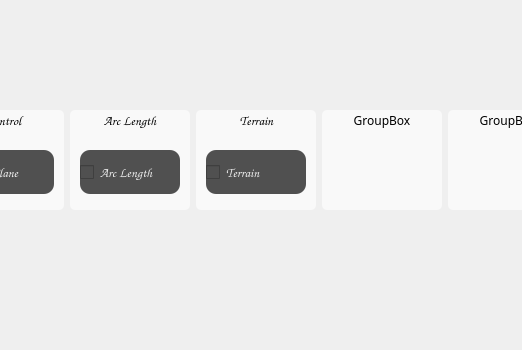
Old version of the form Roller Coaster/AppMain.ui in the repository GoodWeather0322/rollercoaster; both pictures show x 132 to 654 and y 419 to 769 of the 1028 by 769 pixel window.
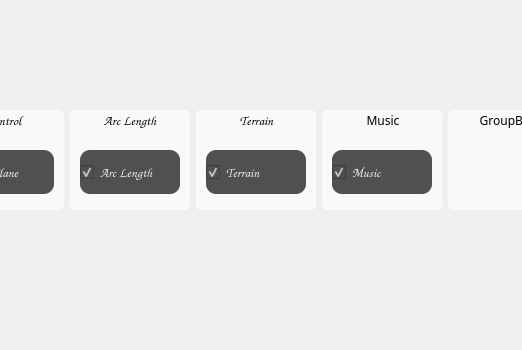
New version of the form. Icons and pictures are not drawn.

Diff of the .ui file:
```diff
--- a/Roller Coaster/AppMain.ui
+++ b/Roller Coaster/AppMain.ui
@@ -1219,6 +1219,9 @@
          <property name="text">
           <string>Arc Length</string>
          </property>
+         <property name="checked">
+          <bool>true</bool>
+         </property>
         </widget>
        </widget>
       </item>
@@ -1299,6 +1302,9 @@
          <property name="text">
           <string>Terrain</string>
          </property>
+         <property name="checked">
+          <bool>true</bool>
+         </property>
         </widget>
         <zorder>Terrain</zorder>
         <zorder>groupArc</zorder>
@@ -1329,11 +1335,57 @@
 border-radius: 5px;</string>
         </property>
         <property name="title">
-         <string>GroupBox</string>
+         <string>Music</string>
         </property>
         <property name="alignment">
          <set>Qt::AlignCenter</set>
         </property>
+        <widget class="QCheckBox" name="Music">
+         <property name="geometry">
+          <rect>
+           <x>10</x>
+           <y>40</y>
+           <width>100</width>
+           <height>44</height>
+          </rect>
+         </property>
+         <property name="sizePolicy">
+          <sizepolicy hsizetype="Minimum" vsizetype="Minimum">
+           <horstretch>0</horstretch>
+           <verstretch>0</verstretch>
+          </sizepolicy>
+         </property>
+         <property name="font">
+          <font>
+           <family>Comic Sans MS</family>
+           <pointsize>10</pointsize>
+           <weight>75</weight>
+           <bold>true</bold>
+          </font>
+         </property>
+         <property name="styleSheet">
+          <string notr="true"> QCheckBox {
+	background-color: rgb(80, 80, 80);
+	color: rgb(240, 240, 240);
+    border-radius: 10px;
+}
+
+QCheckBox:pressed {
+	background-color: qradialgradient(spread:pad, cx:0.5, cy:0.5, radius:0.5, fx:0.5, fy:0.5, stop:0 rgba(172, 172, 172, 255), stop:1 rgba(0, 0, 0, 203));
+     padding-top: 10px;
+     padding-left: 5px;
+}</string>
+         </property>
+         <property name="text">
+          <string>Music</string>
+         </property>
+         <property name="checked">
+          <bool>true</bool>
+         </property>
+         <property name="tristate">
+          <bool>false</bool>
+         </property>
+        </widget>
        </widget>
       </item>
       <item>
```
Left out of the diff: 5 changed lines with no effect on the pictures.
